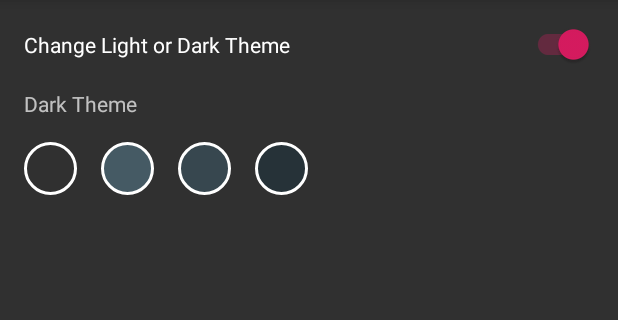
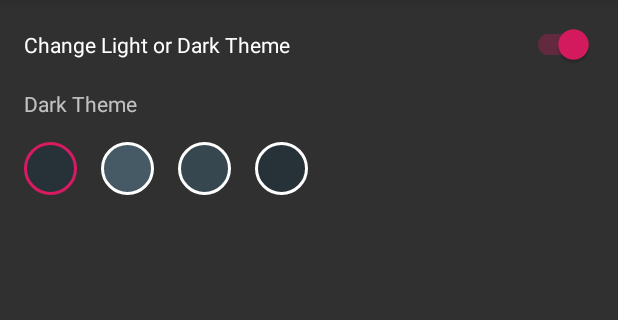
Before and after one commit to yoesuv/android-change-theme, an Android app: the screen it shows after launch (MainActivity), after a tap on an icon or button, on a phone screen of 412 x 824 dp, the part 84-404 px from its top. Run offline under Robolectric (Android 15) with nearby library versions, the phone set to English and light mode, and no system bars.

Commit message:
:pencil: set dark selected

```diff
--- a/app/src/main/java/com/yoesuv/changetheme/MainActivity.kt
+++ b/app/src/main/java/com/yoesuv/changetheme/MainActivity.kt
@@ -1,6 +1,5 @@
 package com.yoesuv.changetheme
 
-import android.content.Intent
 import android.support.v7.app.AppCompatActivity
 import android.os.Bundle
 import android.widget.CompoundButton
@@ -22,6 +21,7 @@ class MainActivity : AppCompatActivity() {
 
         setupSwitch()
         switchDarkTheme()
+        setStatus()
     }
 
     private fun setupSwitch() {
@@ -35,14 +35,12 @@ class MainActivity : AppCompatActivity() {
     private fun switchLightDarkTheme(value: Boolean?) {
         if (value!!) {
             val type = App.prefHelper?.getString(AppConstants.PREFERENCES_THEME_DARK_VALUE)
-            if (type=="") {
-                setTheme(R.style.AppThemeDark)
-            } else if (type == MyDarkTheme.ONE.name) {
-                setTheme(R.style.AppThemeDarkOne)
-            } else if (type == MyDarkTheme.TWO.name){
-                setTheme(R.style.AppThemeDarkTwo)
-            } else {
-                setTheme(R.style.AppThemeDark)
+            when (type) {
+                "" -> { setTheme(R.style.AppThemeDark) }
+                MyDarkTheme.ONE.name -> setTheme(R.style.AppThemeDarkOne)
+                MyDarkTheme.TWO.name -> setTheme(R.style.AppThemeDarkTwo)
+                MyDarkTheme.THREE.name -> setTheme(R.style.AppThemeDarkThree)
+                else -> setTheme(R.style.AppThemeDark)
             }
         } else {
             setTheme(R.style.AppThemeLight)
@@ -73,4 +71,20 @@ class MainActivity : AppCompatActivity() {
             }
         }
     }
+
+    private fun setStatus(){
+        val type = App.prefHelper?.getString(AppConstants.PREFERENCES_THEME_DARK_VALUE)
+        menuDarkDefault.setImageResource(R.drawable.round_default)
+        menuDark1.setImageResource(R.drawable.round_blue_grey)
+        menuDark2.setImageResource(R.drawable.round_blue_grey_2)
+        menuDark3.setImageResource(R.drawable.round_blue_grey_3)
+        when (type) {
+            "" -> menuDarkDefault.setImageResource(R.drawable.round_default_selected)
+            MyDarkTheme.ONE.name -> menuDark1.setImageResource(R.drawable.round_blue_grey_selected)
+            MyDarkTheme.TWO.name -> menuDark2.setImageResource(R.drawable.round_blue_grey_2_selected)
+            MyDarkTheme.THREE.name -> menuDark3.setImageResource(R.drawable.round_blue_grey_3_selected)
+            else -> menuDarkDefault.setImageResource(R.drawable.round_default_selected)
+        }
+    }
+
 }
--- /dev/null
+++ b/app/src/main/res/drawable/round_blue_grey_2_selected.xml
@@ -0,0 +1,9 @@
+<?xml version="1.0" encoding="utf-8"?>
+<shape xmlns:android="http://schemas.android.com/apk/res/android"
+    android:shape="oval">
+    <stroke android:width="@dimen/circle_stroke"
+        android:color="@color/colorAccent"/>
+    <solid android:color="@color/blue_grey_800"/>
+    <size android:height="@dimen/circle_size"
+        android:width="@dimen/circle_size"/>
+</shape>
--- /dev/null
+++ b/app/src/main/res/drawable/round_blue_grey_3_selected.xml
@@ -0,0 +1,9 @@
+<?xml version="1.0" encoding="utf-8"?>
+<shape xmlns:android="http://schemas.android.com/apk/res/android"
+    android:shape="oval">
+    <stroke android:width="@dimen/circle_stroke"
+        android:color="@color/colorAccent"/>
+    <solid android:color="@color/blue_grey_900"/>
+    <size android:height="@dimen/circle_size"
+        android:width="@dimen/circle_size"/>
+</shape>
--- /dev/null
+++ b/app/src/main/res/drawable/round_blue_grey_selected.xml
@@ -0,0 +1,9 @@
+<?xml version="1.0" encoding="utf-8"?>
+<shape xmlns:android="http://schemas.android.com/apk/res/android"
+    android:shape="oval">
+    <stroke android:width="@dimen/circle_stroke"
+        android:color="@color/colorAccent"/>
+    <solid android:color="@color/blue_grey_700"/>
+    <size android:height="@dimen/circle_size"
+        android:width="@dimen/circle_size"/>
+</shape>
--- /dev/null
+++ b/app/src/main/res/drawable/round_default_selected.xml
@@ -0,0 +1,9 @@
+<?xml version="1.0" encoding="utf-8"?>
+<shape xmlns:android="http://schemas.android.com/apk/res/android"
+    android:shape="oval">
+    <stroke android:width="@dimen/circle_stroke"
+        android:color="@color/colorAccent"/>
+    <solid android:color="@color/blue_grey_900"/>
+    <size android:height="@dimen/circle_size"
+        android:width="@dimen/circle_size"/>
+</shape>
```
